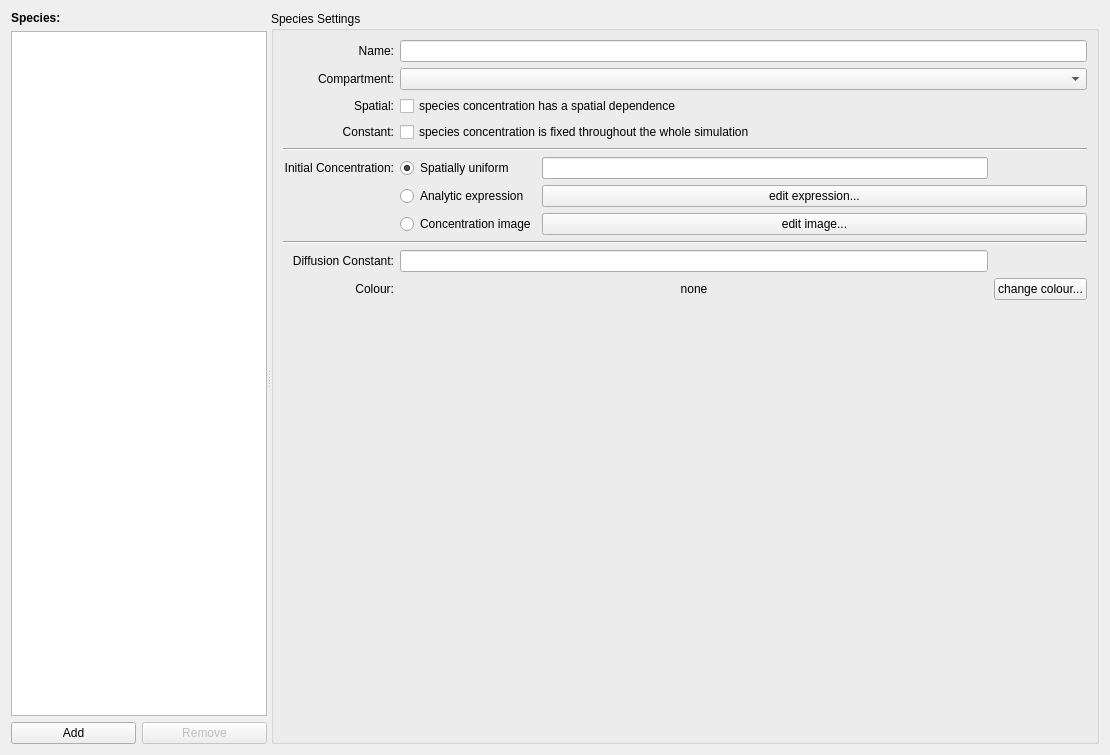
Before: the Qt Designer form gui/tabs/tabspecies.ui in spatial-model-editor/spatial-model-editor, drawn with Qt 5.
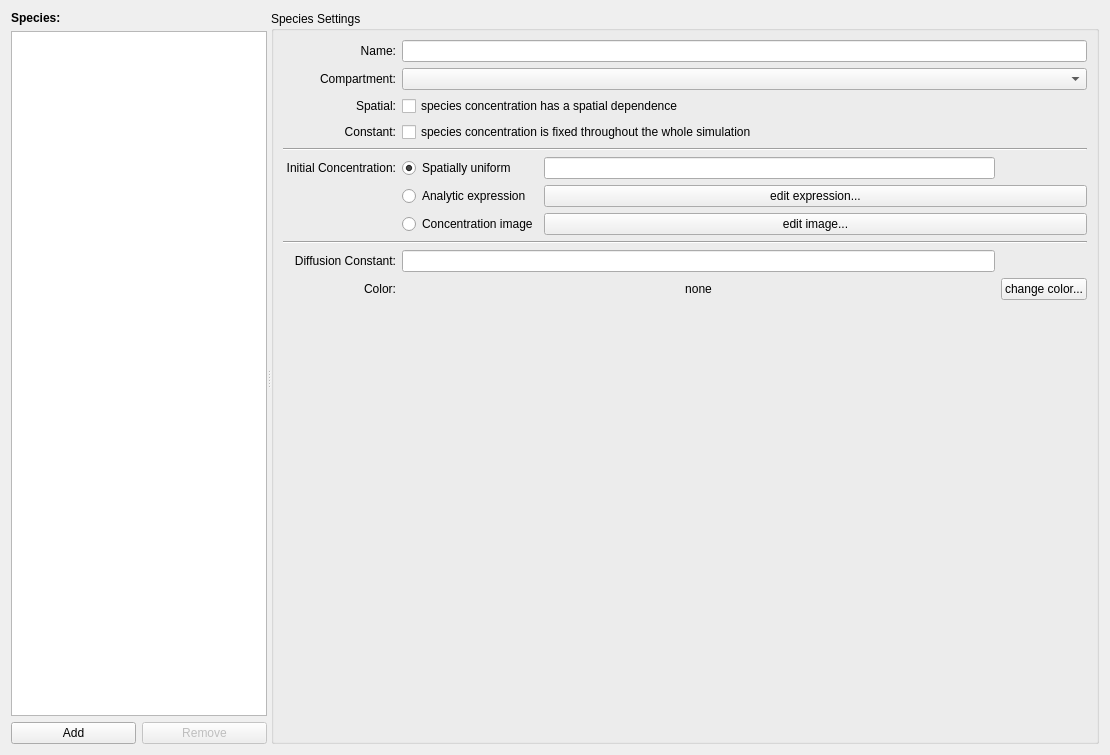
After: the same form once the commit is applied.

Commit message:
Use `color` instead of `colour` (#1050)
- make spelling of color consistent everywhere in codebase and docs
- add new cereal version of `Settings` with new spelling
- update example models to latest version of file format
- extend serialization tests to check that previous version is imported correctly
- resolves #1022

The edit to the form file:
```diff
--- a/gui/tabs/tabspecies.ui
+++ b/gui/tabs/tabspecies.ui
@@ -133,7 +133,7 @@
             <string>The colour that is used to display the concentration of this species</string>
            </property>
            <property name="text">
-            <string>Colour:</string>
+            <string>Color:</string>
            </property>
            <property name="alignment">
             <set>Qt::AlignRight|Qt::AlignTrailing|Qt::AlignVCenter</set>
@@ -352,7 +352,7 @@
             <string>Change the colour that is used to display the concentration of this species</string>
            </property>
            <property name="text">
-            <string>change colour...</string>
+            <string>change color...</string>
            </property>
           </widget>
          </item>
```
Left out of the diff: 24 changed lines with no effect on the pictures. The commit also changes 98 other files.
